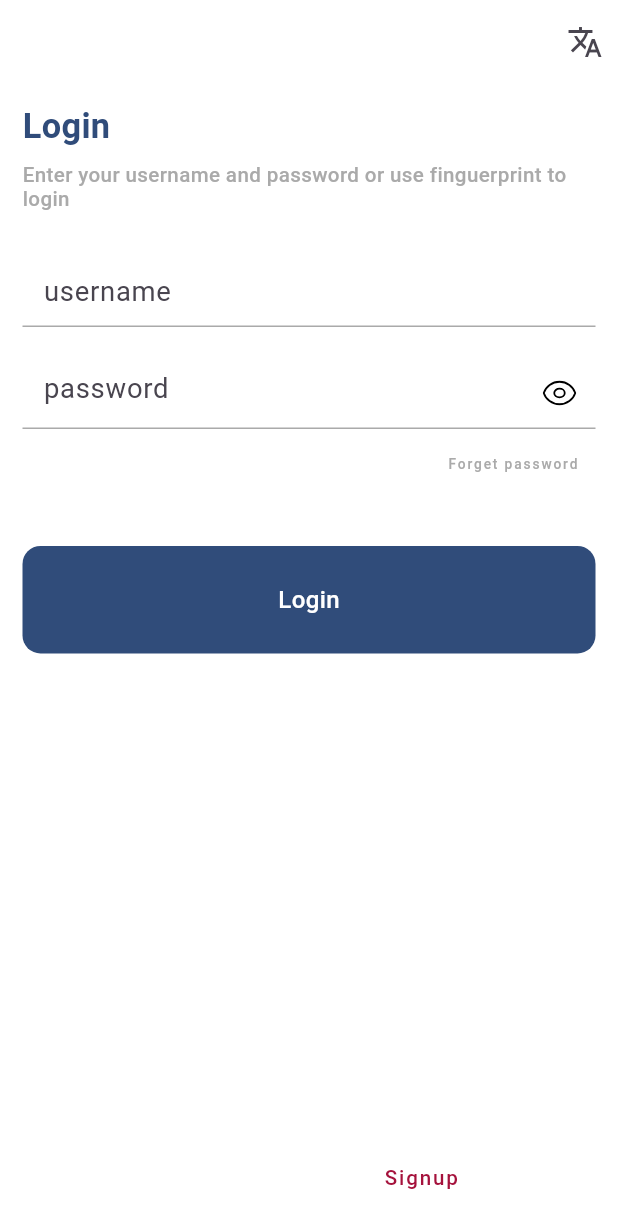
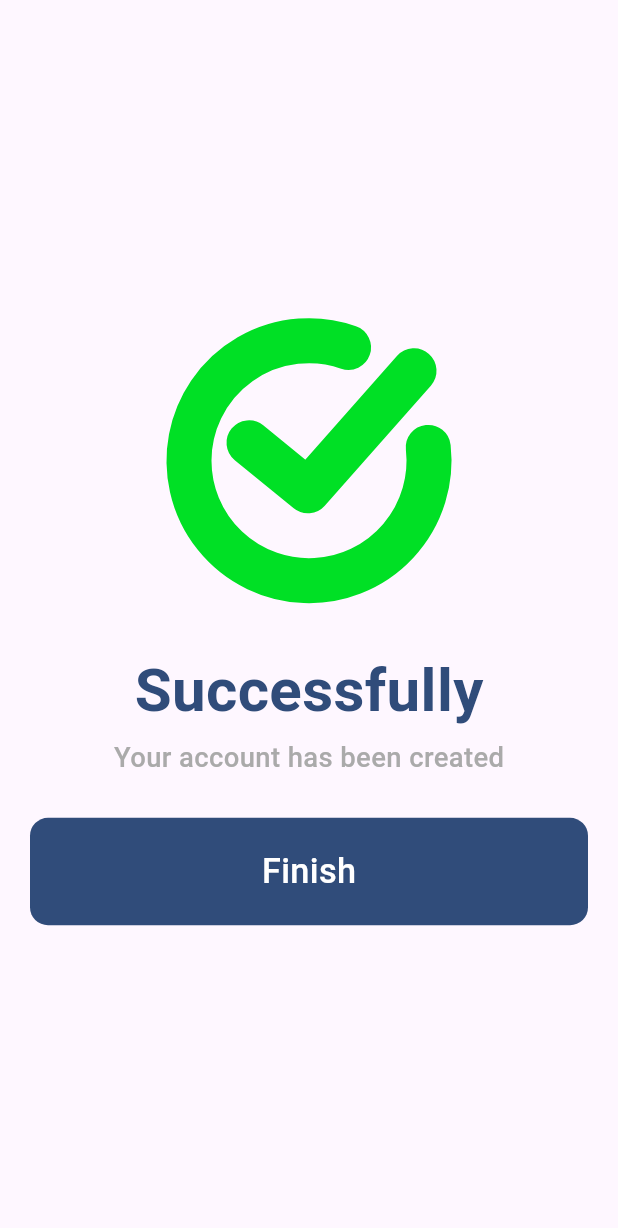
Before and after one commit to Marwa-Brini/tap-to-pay, a Flutter app: the SignupScreen screen opened directly, after a tap on "login", after a tap on "Login", on a phone screen of 412 x 824 dp. Shown: the top 1228 px of the screen. Run offline on Flutter 3.47's test engine with Material 3 defaults, Android fonts, the light colour scheme and no system bars; our stand-ins replace flutter_screenutil, flutter_svg, fluttertoast, get.

Commit message:
add success screen

```diff
--- a/lib/core/style/text_styles.dart
+++ b/lib/core/style/text_styles.dart
@@ -5,28 +5,28 @@ import 'package:inst_pay/core/style/colors.dart';
 class AppTextStyle {
   static TextStyle greyTextStyle = TextStyle(
     fontWeight: FontWeight.w500,
-    fontSize: 12.sp,
+    fontSize: 16.sp,
     color: AppColors.grey,
   );
   static TextStyle smallGreyTextStyle = TextStyle(
     fontWeight: FontWeight.w500,
-    fontSize: 8.sp,
+    fontSize: 12.sp,
     color: AppColors.grey,
   );
   static TextStyle smallRedTextStyle = TextStyle(
     fontWeight: FontWeight.w500,
-    fontSize: 8.sp,
+    fontSize: 12.sp,
     color: AppColors.secondary,
   );
   static TextStyle titleTextStyle = TextStyle(
     fontWeight: FontWeight.w700,
-    fontSize: 20.sp,
+    fontSize: 35.sp,
     color: AppColors.primary,
   );
 
   static TextStyle buttonTextStyle = TextStyle(
     fontWeight: FontWeight.w500,
-    fontSize: 14.sp,
+    fontSize: 20.sp,
     color: Colors.white,
   );
   static TextStyle redTextStyle = TextStyle(
@@ -41,7 +41,12 @@ class AppTextStyle {
   );
   static TextStyle smallBlackTextStyle = TextStyle(
     fontWeight: FontWeight.w400,
-    fontSize: 10.sp,
+    fontSize: 12.sp,
+    color: AppColors.black,
+  );
+  static TextStyle blackTextStyle = TextStyle(
+    fontWeight: FontWeight.w400,
+    fontSize: 14.sp,
     color: AppColors.black,
   );
 }
--- a/lib/core/utils/svg.dart
+++ b/lib/core/utils/svg.dart
@@ -5,4 +5,6 @@ class APPSVG {
       '<svg width="23" height="17" viewBox="0 0 23 17" fill="none" xmlns="http://www.w3.org/2000/svg"><path d="M14.9995 8.49985C14.9995 10.093 13.4326 11.3845 11.4995 11.3845C9.56655 11.3845 7.99951 10.093 7.99951 8.49985C7.99951 6.90668 9.56655 5.61523 11.4995 5.61523C13.4326 5.61523 14.9995 6.90668 14.9995 8.49985Z" stroke="black" stroke-width="1.2" stroke-linecap="round" stroke-linejoin="round"/><path d="M11.5 1C6.57291 1 2.40218 4.15309 1 8.5C2.40216 12.8469 6.57291 16 11.5 16C16.427 16 20.5978 12.8469 22 8.5C20.5978 4.15312 16.427 1 11.5 1Z" stroke="black" stroke-width="1.2" stroke-linecap="round" stroke-linejoin="round"/></svg>';
   static const String invisibleIcon =
       '<svg width="23" height="21" viewBox="0 0 23 21" fill="none" xmlns="http://www.w3.org/2000/svg"><path d="M1.59639 1L21.4032 20M9.12768 8.29773C8.55258 8.86769 8.19865 9.64416 8.19865 10.5C8.19865 12.2489 9.67666 13.6667 11.4998 13.6667C12.4048 13.6667 13.2248 13.3173 13.8211 12.7515M5.44771 4.84977C3.35777 6.17258 1.76588 8.16083 1 10.5C2.40216 14.7825 6.57292 17.8889 11.5 17.8889C13.6885 17.8889 15.7279 17.276 17.4416 16.2194M10.3994 3.16324C10.7614 3.12877 11.1286 3.11111 11.5 3.11111C16.4271 3.11111 20.5979 6.21752 22 10.5C21.6911 11.4437 21.2477 12.3301 20.6914 13.1389" stroke="black" stroke-linecap="round" stroke-linejoin="round"/></svg>';
+  static const String checkIcon =
+      '<svg viewBox="0 0 20 20" xmlns="http://www.w3.org/2000/svg" fill="none" stroke="#00e025"><g id="SVGRepo_bgCarrier" stroke-width="0"></g><g id="SVGRepo_tracerCarrier" stroke-linecap="round" stroke-linejoin="round"></g><g id="SVGRepo_iconCarrier"> <path fill="#00e025" fill-rule="evenodd" d="M3 10a7 7 0 019.307-6.611 1 1 0 00.658-1.889 9 9 0 105.98 7.501 1 1 0 00-1.988.22A7 7 0 113 10zm14.75-5.338a1 1 0 00-1.5-1.324l-6.435 7.28-3.183-2.593a1 1 0 00-1.264 1.55l3.929 3.2a1 1 0 001.38-.113l7.072-8z"></path> </g></svg>';
 }
--- a/lib/presentation/ui/screens/authentication/login_screen.dart
+++ b/lib/presentation/ui/screens/authentication/login_screen.dart
@@ -2,6 +2,7 @@ import 'package:flutter/material.dart';
 import 'package:inst_pay/core/style/colors.dart';
 import 'package:inst_pay/core/style/text_styles.dart';
 import 'package:inst_pay/presentation/ui/screens/authentication/signup_screen.dart';
+import 'package:inst_pay/presentation/ui/screens/success_screen.dart';
 import 'package:inst_pay/presentation/ui/widgets/app_bar/auth_appbar.dart';
 import 'package:inst_pay/presentation/ui/widgets/buttons/main_buttons.dart';
 import 'package:inst_pay/presentation/ui/widgets/input/input.dart';
@@ -45,7 +46,11 @@ class LoginScreen extends StatelessWidget {
                 ),
                 const SizedBox(height: 30),
                 PrimaryButton(
-                  click: () {},
+                  click: () {
+                    Navigator.of(
+                      context,
+                    ).push(MaterialPageRoute(builder: (_) => SuccessScreen()));
+                  },
                   text: "Login",
                   color: AppColors.primary,
                 ),
--- a/lib/presentation/ui/screens/splash/splash_screen.dart
+++ b/lib/presentation/ui/screens/splash/splash_screen.dart
@@ -20,7 +20,8 @@ class SplashScreen extends StatelessWidget {
     return Scaffold(
       backgroundColor: AppColors.background,
 
-      body: FutureBuilder(
+      body: SafeArea(
+        child: FutureBuilder(
           future: init(context, 3),
           builder: (context, snapshot) {
             return Padding(
@@ -31,6 +32,7 @@ class SplashScreen extends StatelessWidget {
                 child: Column(
                   crossAxisAlignment: CrossAxisAlignment.center,
                   children: [
+                    Spacer(),
                     Image.asset("assets/Sibtel.png"),
                     Text(
                       "For fast and secure transactions",
@@ -57,6 +59,7 @@ class SplashScreen extends StatelessWidget {
             );
           },
         ),
+      ),
     );
   }
 }
--- /dev/null
+++ b/lib/presentation/ui/screens/success_screen.dart
@@ -0,0 +1,38 @@
+import 'package:flutter/material.dart';
+import 'package:flutter_svg/svg.dart';
+import 'package:inst_pay/core/style/colors.dart';
+import 'package:inst_pay/core/style/text_styles.dart';
+import 'package:inst_pay/core/utils/svg.dart';
+import 'package:inst_pay/presentation/ui/widgets/buttons/main_buttons.dart';
+
+class SuccessScreen extends StatelessWidget {
+  const SuccessScreen({super.key});
+
+  @override
+  Widget build(BuildContext context) {
+    return Scaffold(
+      body: Padding(
+        padding: const EdgeInsets.all(20.0),
+        child: Column(
+          mainAxisAlignment: MainAxisAlignment.center,
+          children: [
+            SvgPicture.string(APPSVG.checkIcon, width: 200),
+            const SizedBox(height: 30),
+            Text("Successfully", style: AppTextStyle.titleTextStyle),
+            const SizedBox(height: 10),
+            Text(
+              "Your account has been created",
+              style: AppTextStyle.greyTextStyle,
+            ),
+            const SizedBox(height: 30),
+            PrimaryButton(
+              click: () {},
+              color: AppColors.primary,
+              text: "Finish",
+            ),
+          ],
+        ),
+      ),
+    );
+  }
+}
--- a/lib/presentation/ui/widgets/buttons/dropdown.dart
+++ b/lib/presentation/ui/widgets/buttons/dropdown.dart
@@ -1,4 +1,5 @@
 import 'package:flutter/material.dart';
+import 'package:inst_pay/core/style/text_styles.dart';
 
 class LanguageInput extends StatefulWidget {
   final String? value;
@@ -47,7 +48,7 @@ class _LanguageInputState extends State<LanguageInput> {
                 ].map<DropdownMenuItem<String>>((String value) {
                   return DropdownMenuItem<String>(
                     value: value,
-                    child: Text(value),
+                    child: Text(value, style: AppTextStyle.blackTextStyle),
                   );
                 }).toList(),
           ),
--- a/lib/presentation/ui/widgets/input/input.dart
+++ b/lib/presentation/ui/widgets/input/input.dart
@@ -1,6 +1,7 @@
 import 'package:flutter/material.dart';
 import 'package:flutter_svg/svg.dart';
 import 'package:inst_pay/core/style/colors.dart';
+import 'package:inst_pay/core/style/text_styles.dart';
 import 'package:inst_pay/core/utils/svg.dart';
 
 // ignore: must_be_immutable
@@ -41,6 +42,7 @@ class _InputTextState extends State<InputText> {
   Widget build(BuildContext context) {
     return TextFormField(
       maxLength: widget.length,
+      style: AppTextStyle.blackTextStyle,
       validator: widget.validator,
       controller: widget.controler,
       obscureText: obs,
```
Also changed, not shown: lib/presentation/ui/screens/authentication/landing_screen.dart (+12 -12 lines). Lines whose indentation alone changed are shown as unchanged.
